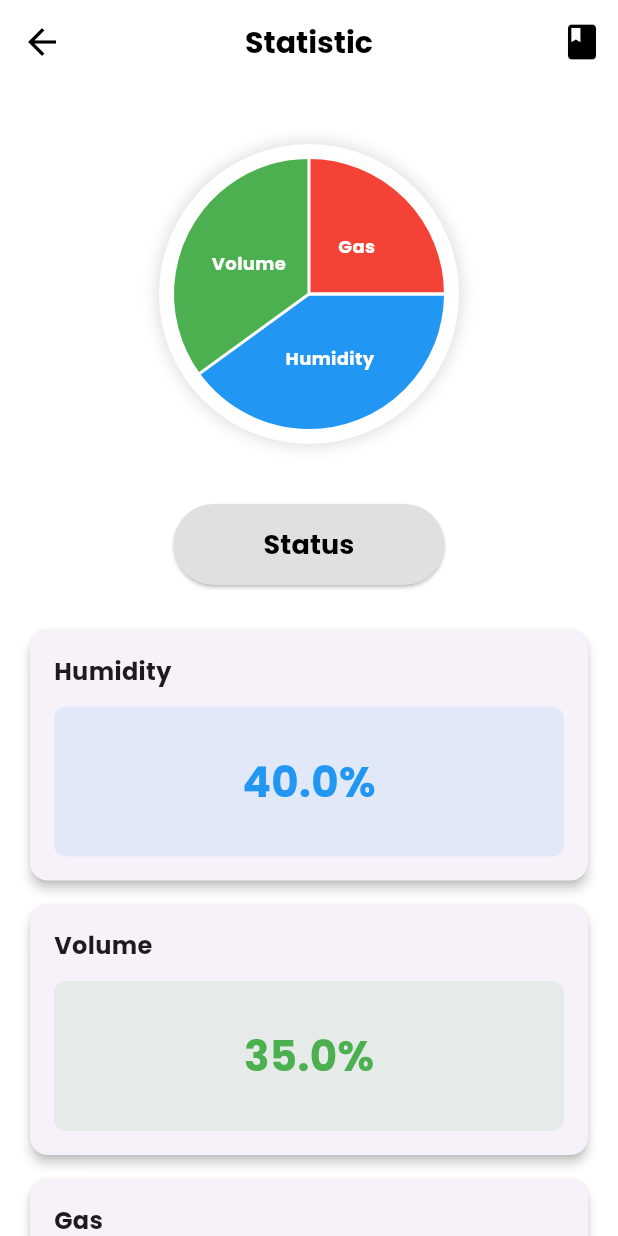
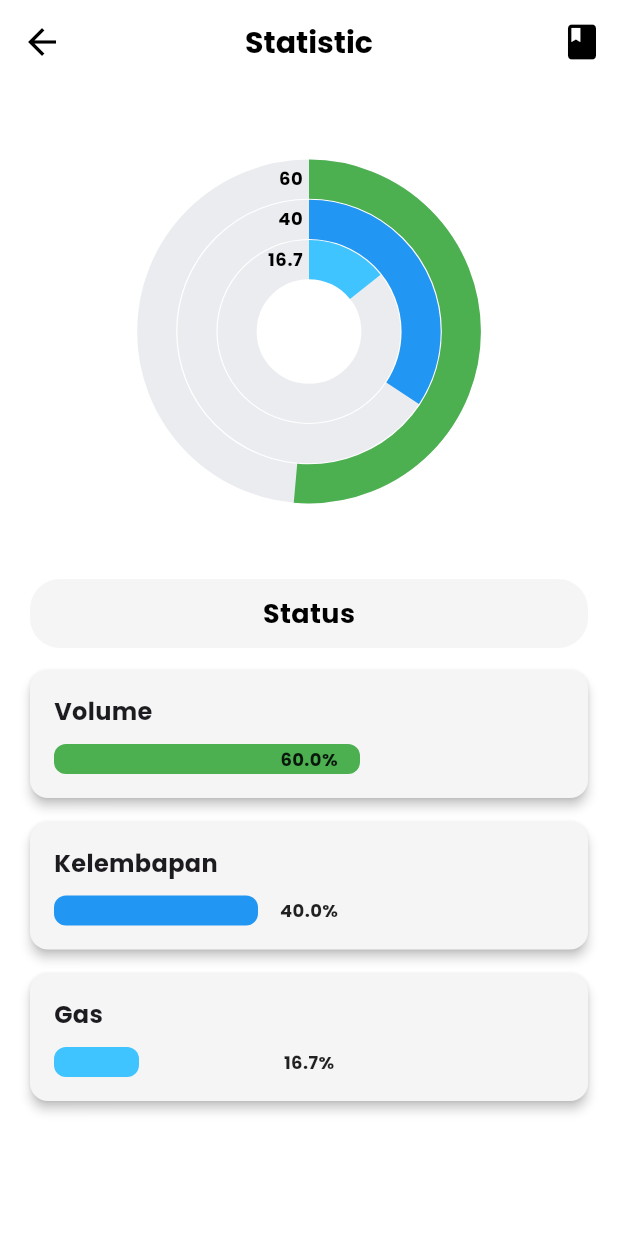
Before and after one commit to DzikriFirmansyah/Trashify, a Flutter app: the StatisticPage screen opened directly, on a phone screen of 412 x 824 dp. Run offline on Flutter 3.47's test engine with Material 3 defaults, Android fonts, the phone set to English and light mode, and no system bars; drawn by our look-alikes of fl_chart; our stand-ins replace google_fonts, shared_preferences, syncfusion_flutter_charts; accounts and stored records are empty.

Commit message:
Statistic Page

```diff
--- a/lib/Main/statistic.dart
+++ b/lib/Main/statistic.dart
@@ -1,6 +1,6 @@
 import 'package:flutter/material.dart';
 import 'package:google_fonts/google_fonts.dart';
-import 'package:fl_chart/fl_chart.dart';
+import 'package:syncfusion_flutter_charts/charts.dart';
 import 'package:trashbin/Main/edukasi.dart';
 import 'package:trashbin/Main/scan.dart';
 
@@ -10,13 +10,22 @@ class StatisticPage extends StatelessWidget {
   @override
   Widget build(BuildContext context) {
     // ✅ Nilai contoh (bisa nanti diganti dari sensor/API)
-    final double humidity = 40;
-    final double volume = 35;
-    final double gas = 25;
+    final double volume = 60; // %
+    final double humidity = 40; // %
+    final double gas = 2500; // ppm
+    final double gasPercent = double.parse(
+      ((gas / 15000) * 100).toStringAsFixed(1),
+    );
+
+    // ✅ Data Chart dengan warna sesuai _getColor
+    final List<_ChartData> chartData = [
+      _ChartData('Gas', gasPercent, _getColor(gasPercent)),
+      _ChartData('Humidity', humidity, _getColor(humidity)),
+      _ChartData('Volume', volume, _getColor(volume)),
+    ];
 
     return Scaffold(
       backgroundColor: Colors.white,
-
       appBar: AppBar(
         backgroundColor: Colors.white,
         elevation: 0,
@@ -57,82 +66,47 @@ class StatisticPage extends StatelessWidget {
           children: [
             const SizedBox(height: 20),
 
-            // ✅ Bulatan dengan Pie Chart
+            // ✅ Radial Bar Chart
             Container(
-              width: 200,
-              height: 200,
+              width: 250,
+              height: 250,
               decoration: const BoxDecoration(
                 shape: BoxShape.circle,
                 color: Colors.white,
-                boxShadow: [
-                  BoxShadow(
-                    color: Colors.black12,
-                    blurRadius: 8,
-                    spreadRadius: 2,
               ),
-                ],
-              ),
-              child: Padding(
-                padding: const EdgeInsets.all(5.0),
-                child: PieChart(
-                  PieChartData(
-                    sectionsSpace: 2,
-                    centerSpaceRadius: 0, // full circle
-                    sections: [
-                      PieChartSectionData(
-                        value: humidity,
-                        color: Colors.blue,
-                        title: "Humidity",
-                        radius: 90,
-                        titleStyle: GoogleFonts.poppins(
+              child: SfCircularChart(
+                series: <CircularSeries>[
+                  RadialBarSeries<_ChartData, String>(
+                    dataSource: chartData,
+                    xValueMapper: (_ChartData data, _) => data.label,
+                    yValueMapper: (_ChartData data, _) => data.value,
+                    pointColorMapper: (_ChartData data, _) => data.color,
+                    radius: '100%',
+                    innerRadius: '30%',
+                    dataLabelSettings: DataLabelSettings(
+                      isVisible: true,
+                      textStyle: GoogleFonts.poppins(
                         fontSize: 12,
                         fontWeight: FontWeight.bold,
-                          color: Colors.white,
+                        color: Colors.black,
                       ),
-                      ),
-                      PieChartSectionData(
-                        value: volume,
-                        color: Colors.green,
-                        title: "Volume",
-                        radius: 90,
-                        titleStyle: GoogleFonts.poppins(
-                          fontSize: 12,
-                          fontWeight: FontWeight.bold,
-                          color: Colors.white,
-                        ),
-                      ),
-                      PieChartSectionData(
-                        value: gas,
-                        color: Colors.red,
-                        title: "Gas",
-                        radius: 90,
-                        titleStyle: GoogleFonts.poppins(
-                          fontSize: 12,
-                          fontWeight: FontWeight.bold,
-                          color: Colors.white,
                     ),
                   ),
                 ],
               ),
             ),
-              ),
-            ),
 
             const SizedBox(height: 40),
 
-            // ✅ Tombol Status
-            ElevatedButton(
-              onPressed: () {},
-              style: ElevatedButton.styleFrom(
-                backgroundColor: Colors.grey[300],
-                shape: RoundedRectangleBorder(
-                  borderRadius: BorderRadius.circular(30),
+            // ✅ Status
+            Container(
+              width: double.infinity,
+              padding: const EdgeInsets.symmetric(vertical: 10),
+              decoration: BoxDecoration(
+                color: Colors.grey[100],
+                borderRadius: BorderRadius.circular(20),
               ),
-                padding: const EdgeInsets.symmetric(
-                  horizontal: 60,
-                  vertical: 14,
-                ),
-              ),
+              child: Center(
                 child: Text(
                   "Status",
                   style: GoogleFonts.poppins(
@@ -142,13 +116,14 @@ class StatisticPage extends StatelessWidget {
                   ),
                 ),
               ),
+            ),
 
-            const SizedBox(height: 30),
+            const SizedBox(height: 15),
 
-            // ✅ Detail Card Statistik dengan value
-            _buildStatCard("Humidity", humidity, Colors.blue),
-            _buildStatCard("Volume", volume, Colors.green),
-            _buildStatCard("Gas", gas, Colors.red),
+            // ✅ Detail Card Statistik
+            _buildStatCard("Volume", volume, 100), // %
+            _buildStatCard("Kelembapan", humidity, 100), // %
+            _buildStatCard("Gas", gas, 15000), // ppm
           ],
         ),
       ),
@@ -156,9 +131,14 @@ class StatisticPage extends StatelessWidget {
   }
 
   // Card Statistik
-  Widget _buildStatCard(String title, double value, Color color) {
+  Widget _buildStatCard(String title, double value, double maxValue) {
+    // ✅ hitung persentase
+    double percent = (value / maxValue) * 100;
+    percent = percent.clamp(0, 100); // pastikan aman
+
     return Card(
       elevation: 3,
+      color: Colors.grey[100],
       margin: const EdgeInsets.only(bottom: 16),
       shape: RoundedRectangleBorder(borderRadius: BorderRadius.circular(12)),
       child: Padding(
@@ -166,6 +146,7 @@ class StatisticPage extends StatelessWidget {
         child: Column(
           crossAxisAlignment: CrossAxisAlignment.start,
           children: [
+            // Judul sensor
             Text(
               title,
               style: GoogleFonts.poppins(
@@ -173,24 +154,41 @@ class StatisticPage extends StatelessWidget {
                 fontWeight: FontWeight.bold,
               ),
             ),
-            const SizedBox(height: 12),
+            const SizedBox(height: 10),
 
-            // ✅ Value ditampilkan di dalam card
+            // Progress Bar
             Container(
-              height: 100,
+              height: 20,
               decoration: BoxDecoration(
-                color: color.withOpacity(0.1),
+                color: Colors.grey[100],
                 borderRadius: BorderRadius.circular(8),
               ),
-              child: Center(
-                child: Text(
-                  "${value.toStringAsFixed(1)}%",
-                  style: GoogleFonts.poppins(
-                    fontSize: 28,
-                    fontWeight: FontWeight.bold,
-                    color: color,
+              child: Stack(
+                children: [
+                  // Bagian terisi
+                  FractionallySizedBox(
+                    alignment: Alignment.centerLeft,
+                    widthFactor: percent / 100,
+                    child: Container(
+                      decoration: BoxDecoration(
+                        color: _getColor(percent),
+                        borderRadius: BorderRadius.circular(8),
                       ),
                     ),
+                  ),
+
+                  // Persentase di tengah
+                  Center(
+                    child: Text(
+                      "${percent.toStringAsFixed(1)}%",
+                      style: GoogleFonts.poppins(
+                        fontSize: 12,
+                        fontWeight: FontWeight.bold,
+                        color: Colors.black87,
+                      ),
+                    ),
+                  ),
+                ],
               ),
             ),
           ],
@@ -198,4 +196,27 @@ class StatisticPage extends StatelessWidget {
       ),
     );
   }
+
+  // Fungsi warna dinamis
+  static Color _getColor(double percent) {
+    if (percent <= 20) {
+      return Colors.lightBlueAccent;
+    } else if (percent <= 40) {
+      return Colors.blue;
+    } else if (percent <= 60) {
+      return Colors.green;
+    } else if (percent <= 80) {
+      return Colors.orange;
+    } else {
+      return Colors.red;
     }
+  }
+}
+
+// ✅ Data model untuk chart
+class _ChartData {
+  final String label;
+  final double value;
+  final Color color;
+  _ChartData(this.label, this.value, this.color);
+}
--- a/pubspec.yaml
+++ b/pubspec.yaml
@@ -37,7 +37,7 @@ dependencies:
   google_fonts: ^6.3.2
   shared_preferences: ^2.5.3
   intl: ^0.20.2
-  fl_chart: ^0.69.0
+  syncfusion_flutter_charts: ^31.1.22
   flutter_launcher_icons: ^0.14.4
 
 
```
Also changed, not shown: pubspec.lock. Lines whose indentation alone changed are shown as unchanged.
